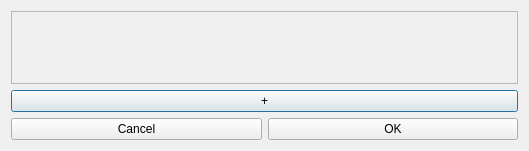
This is ui/openMoCapDialog.ui in ped-dyn-emp/PeTrack as Qt 5 draws it before an edit. The edited form follows.
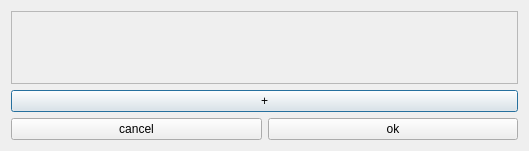
This is the edited form.

Commit message: Change text of Manage MoCap Dialog

What changed in the file:
```diff
--- a/ui/openMoCapDialog.ui
+++ b/ui/openMoCapDialog.ui
@@ -89,14 +89,14 @@
      <item>
       <widget class="QPushButton" name="pushButtonCancel">
        <property name="text">
-        <string>Cancel</string>
+        <string>cancel</string>
        </property>
       </widget>
      </item>
      <item>
       <widget class="QPushButton" name="pushButtonOK">
        <property name="text">
-        <string>OK</string>
+        <string>ok</string>
        </property>
       </widget>
      </item>
```
The commit also changes 1 other file.
